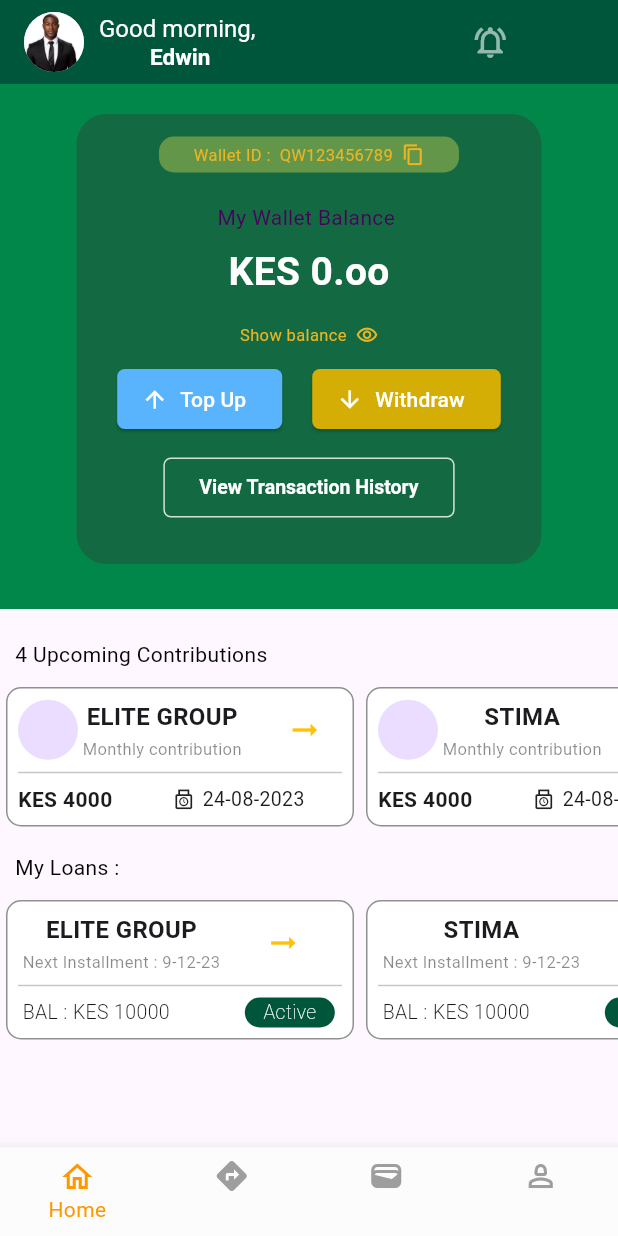
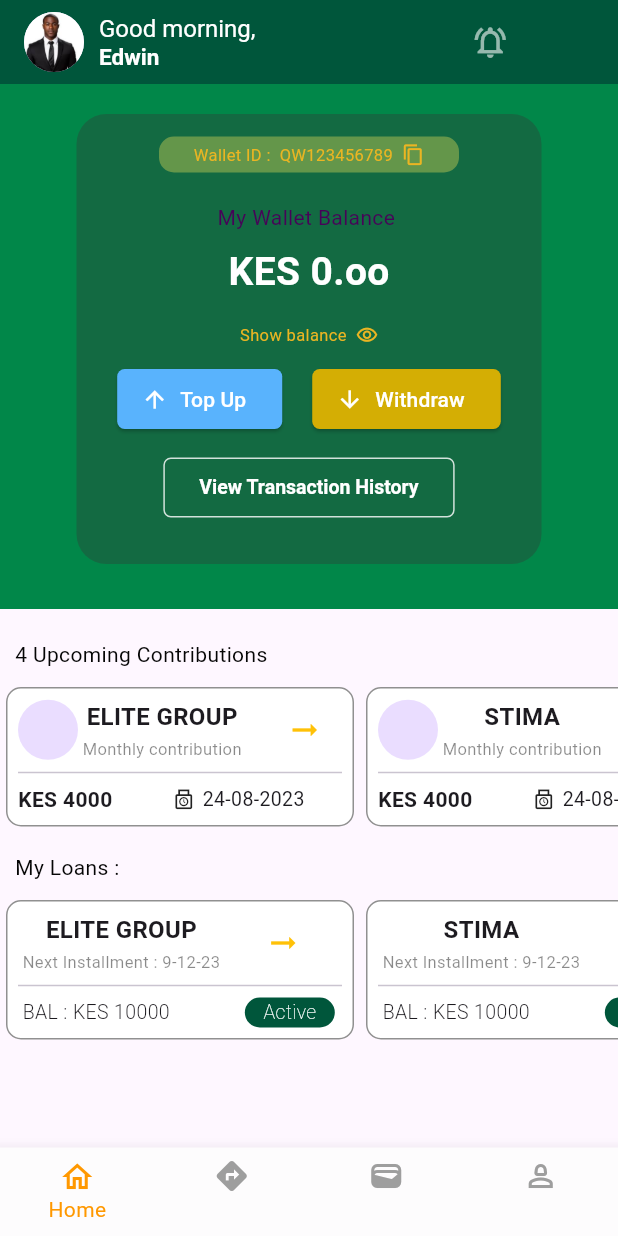
Before and after one commit to gatuguta3/Demo_app, a Flutter app: the screen it shows after launch, on a phone screen of 412 x 824 dp. Run offline on Flutter 3.47's test engine with Material 3 defaults, Android fonts, the phone set to English and light mode, and no system bars.

Commit message:
"Changed mainAxisAlignment to crossAxisAlignment in Column widget."

```diff
--- a/lib/homepage.dart
+++ b/lib/homepage.dart
@@ -109,7 +109,7 @@ class _HomeState extends State<Home> {
               ),
               SizedBox(width: 10,),
               Column(
-                mainAxisAlignment: MainAxisAlignment.start,
+                crossAxisAlignment: CrossAxisAlignment.start,
                 children: [
                   Text('Good morning, ',
                   style: TextStyle(fontSize: 16, color: Colors.white),
```
